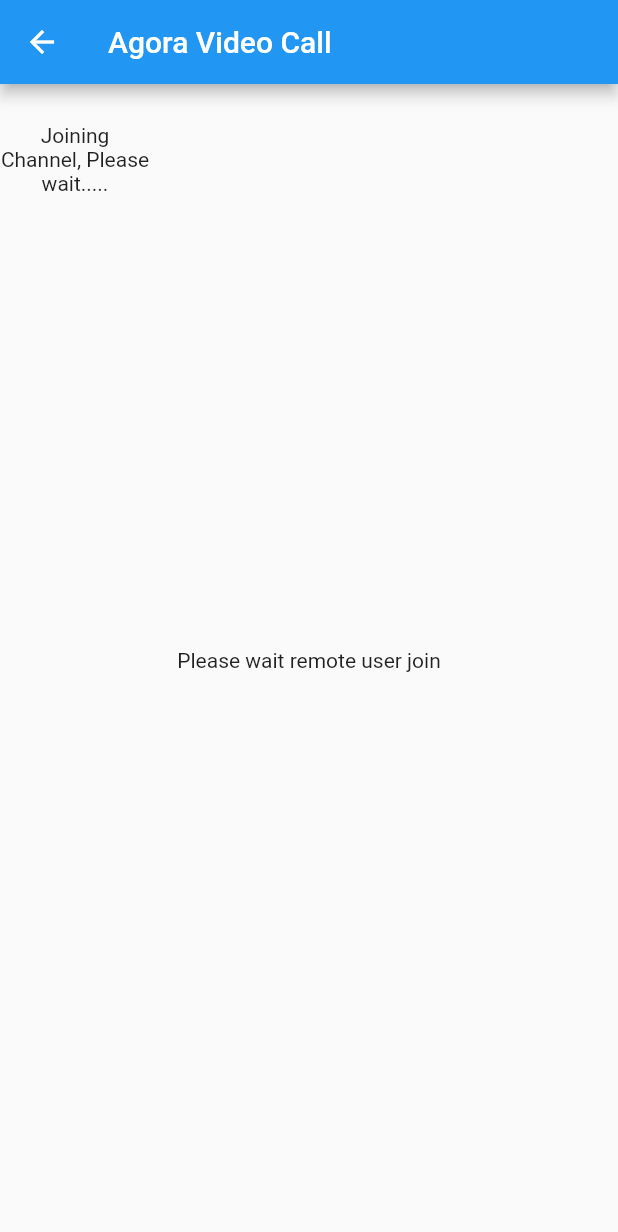
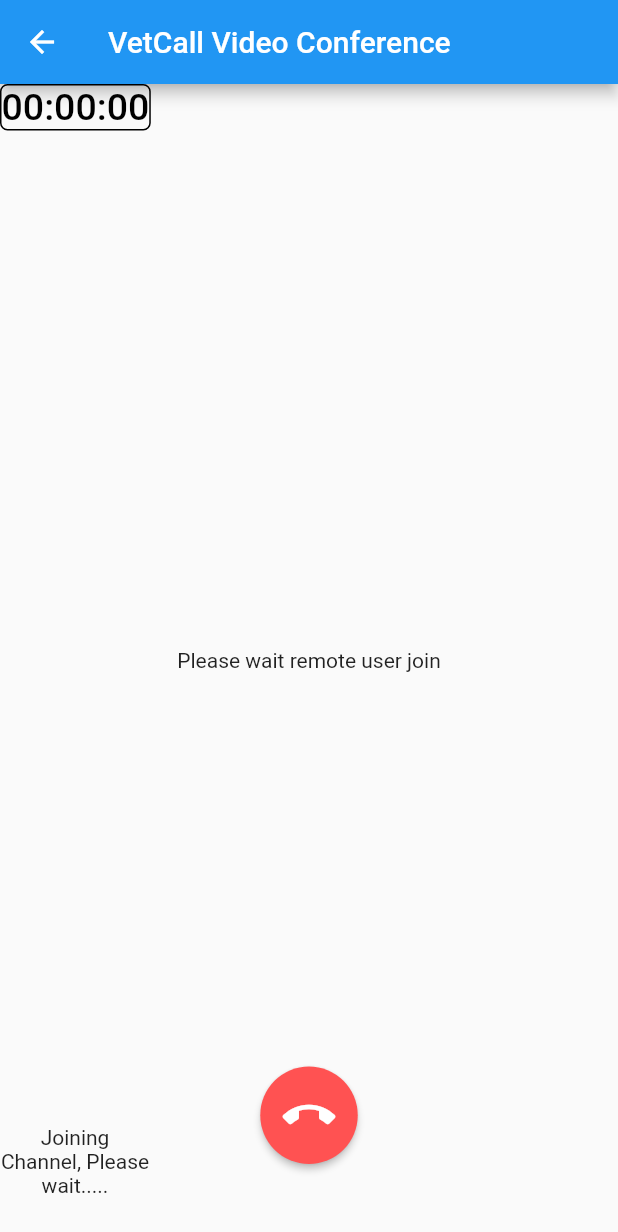
Before and after one commit to Niels-Hansen/VetCall, a Flutter app: the VideoConference screen opened directly, on a phone screen of 412 x 824 dp. Shown: the top 1232 px of the screen. Run offline on Flutter 3.47's test engine with Material 2 defaults, Android fonts, the phone set to English and light mode, and no system bars; our stand-ins replace firebase_auth, firebase_core, permission_handler; missing offline and left inert: agora_rtc_engine; accounts and stored records are empty; Roboto replaces fonts that are missing (HelveticaNeue).

Commit message:
added timer, end call button, receipt navigation

```diff
--- a/lib/receipt_page.dart
+++ b/lib/receipt_page.dart
@@ -9,6 +9,7 @@
 }
 
 class _ReceiptPageState extends State<ReceiptPage> {
+
   @override
   Widget build(BuildContext context) {
     return (Container(
--- a/lib/video/video.dart
+++ b/lib/video/video.dart
@@ -1,9 +1,14 @@
+import 'dart:async';
+
+import 'package:flutter/cupertino.dart';
 import "package:flutter/material.dart";
 import 'package:permission_handler/permission_handler.dart';
 
 import 'package:agora_rtc_engine/rtc_engine.dart';
 import 'package:agora_rtc_engine/rtc_local_view.dart' as RtcLocalView;
 import 'package:agora_rtc_engine/rtc_remote_view.dart' as RtcRemoteView;
+
+import '../Receipt.dart';
 
 const String appId = '0deef447329443ef8549b9f563c38a51';
 const String token =
@@ -19,11 +24,26 @@
   var remoteUid;
   late RtcEngine engine;
   bool localIsConnected = false;
+  Stopwatch stopWatch = new Stopwatch();
+  late Timer _timer;
 
   @override
   void initState() {
     super.initState();
     initForAgora();
+
+    _timer = new Timer.periodic(new Duration(milliseconds: 10), (timer) {
+      setState(() {});
+    });
+  }
+
+  @override
+  void dispose() {
+    _timer.cancel();
+    // destroy sdk
+    engine.leaveChannel();
+    engine.destroy();
+    super.dispose();
   }
 
   Future<void> initForAgora() async {
@@ -38,6 +58,7 @@
       RtcEngineEventHandler(
         joinChannelSuccess: (String channel, int uid, int elapsed) {
           print("local user $uid joined");
+          stopWatch.start();
           setState(() {
             localIsConnected = true;
           });
@@ -54,6 +75,11 @@
             remoteUid = null;
           });
         },
+        leaveChannel: (stats) => {
+          setState(() {
+            print('Leaving channel');
+          })
+        }
       ),
     );
 
@@ -64,7 +90,7 @@
   Widget build(BuildContext context) {
     return Scaffold(
       appBar: AppBar(
-        title: const Text("Agora Video Call"),
+        title: const Text("VetCall Video Conference"),
       ),
       body: Stack(
         children: [
@@ -74,16 +100,64 @@
           Align(
             alignment: Alignment.topLeft,
             child: Container(
+              decoration: BoxDecoration(
+                borderRadius: BorderRadius.all(Radius.circular(5)),
+                border: Border.all(color: Colors.black, width: 1),
+              ),
+              child: Text(
+                formatTime(stopWatch.elapsedMilliseconds),
+                textAlign: TextAlign.center,
+                style: TextStyle(
+                    color: Colors.black,
+                    fontWeight: FontWeight.w500,
+                    fontFamily: "HelveticaNeue",
+                    fontStyle:  FontStyle.normal,
+                    fontSize: 25
+                ),
+              ),
+            ),
+          ),
+          Align(
+            alignment: Alignment.bottomLeft,
+            child: Container(
               width: 100,
               height: 100,
               child: Center(
                 child: renderLocalPreview(),
               ),
             ),
-          )
+          ),
+          _toolbar(),
         ],
       ),
     );
+  }
+
+  Widget _toolbar() {
+    return Container(
+        alignment: Alignment.bottomCenter,
+        padding: const EdgeInsets.symmetric(vertical: 48),
+        child: RawMaterialButton(
+          onPressed: () => _onCallEnd(context),
+          child: Icon(
+            Icons.call_end,
+            color: Colors.white,
+            size: 35.0,
+          ),
+          shape: CircleBorder(),
+          elevation: 2.0,
+          fillColor: Colors.redAccent,
+          padding: const EdgeInsets.all(15.0),
+        ),
+    );
+  }
+
+  String formatTime(int milliseconds) {
+    var secs = milliseconds ~/ 1000;
+    var hours = (secs ~/ 3600).toString().padLeft(2, '0');
+    var minutes = ((secs % 3600) ~/ 60).toString().padLeft(2, '0');
+    var seconds = (secs % 60).toString().padLeft(2, '0');
+    return "$hours:$minutes:$seconds";
   }
 
   Widget renderLocalPreview() {
@@ -95,7 +169,13 @@
         textAlign: TextAlign.center,
       );
     }
-    return RtcLocalView.SurfaceView();
+  }
+
+  void _onCallEnd(BuildContext context) {
+    stopWatch.stop();
+    Duration time = stopWatch.elapsed;
+    int seconds = time.inSeconds;
+    Navigator.push(context, MaterialPageRoute(builder: (_) => Receipt(seconds: seconds,)));
   }
 
   Widget renderRemoteVideo() {
```
Also changed, not shown: lib/Receipt.dart (added, +175 -0 lines).
